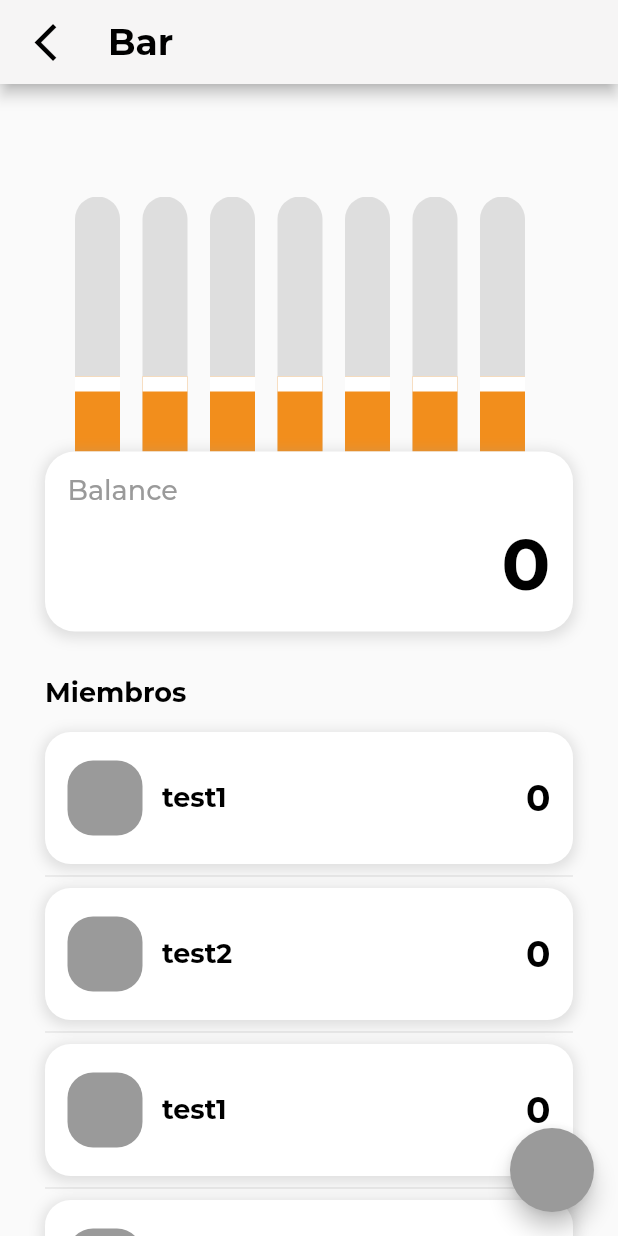
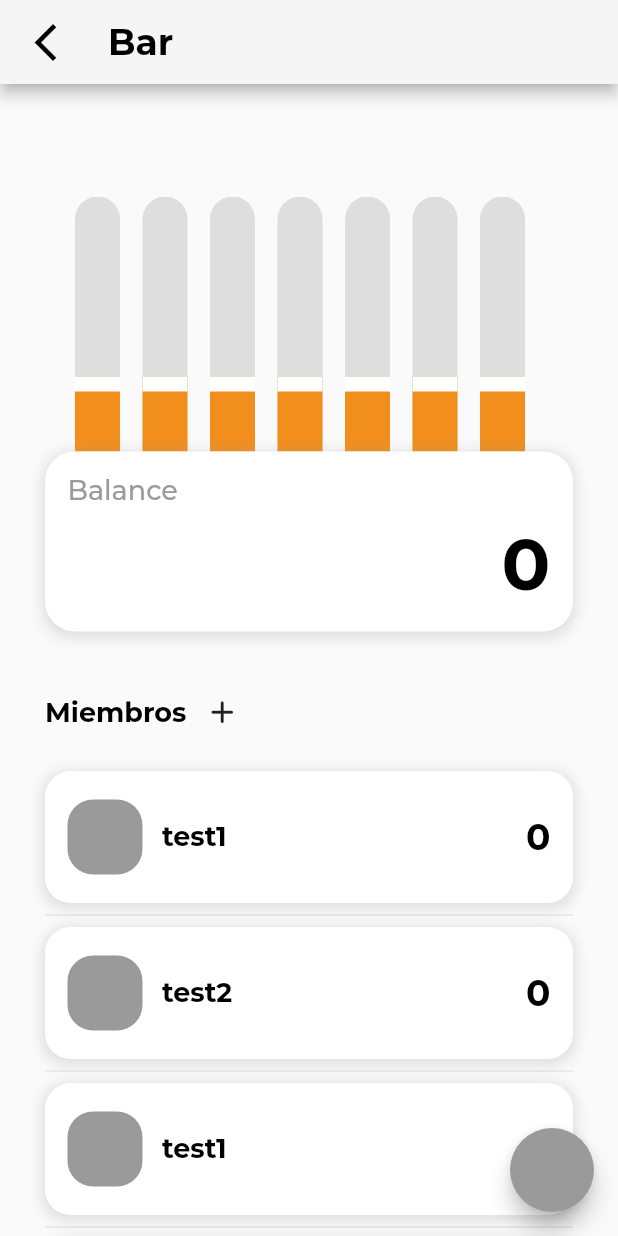
Before and after one commit to JMMC22/beerapp, a Flutter app: the GroupDetailsPage screen opened by its route, on a phone screen of 412 x 824 dp. Run offline on Flutter 3.47's test engine with Material 2 defaults, Android fonts, the phone set to English and light mode, and no system bars; our stand-ins replace bloc, equatable, flutter_bloc.

Commit message:
Add add button in group list

```diff
--- a/beerapp/lib/src/presentation/groups/details/widgets/members_group_list.dart
+++ b/beerapp/lib/src/presentation/groups/details/widgets/members_group_list.dart
@@ -21,7 +21,9 @@ class MembersGroupList extends StatelessWidget {
         children: [
           Align(
             alignment: Alignment.centerLeft,
-            child: Text(
+            child: Row(
+              children: [
+                Text(
                   'Miembros',
                   style: TextStyle(
                     fontSize: 18,
@@ -29,6 +31,13 @@ class MembersGroupList extends StatelessWidget {
                     fontWeight: FontWeight.w700,
                     color: AppCustomTheme.colors.black,
                   ),
+                ),
+                IconButton(
+                  onPressed: () {},
+                  iconSize: 25,
+                  icon: const Icon(Icons.add_rounded),
+                ),
+              ],
             ),
           ),
           const SizedBox(height: 15),
```
Lines whose indentation alone changed are shown as unchanged.
